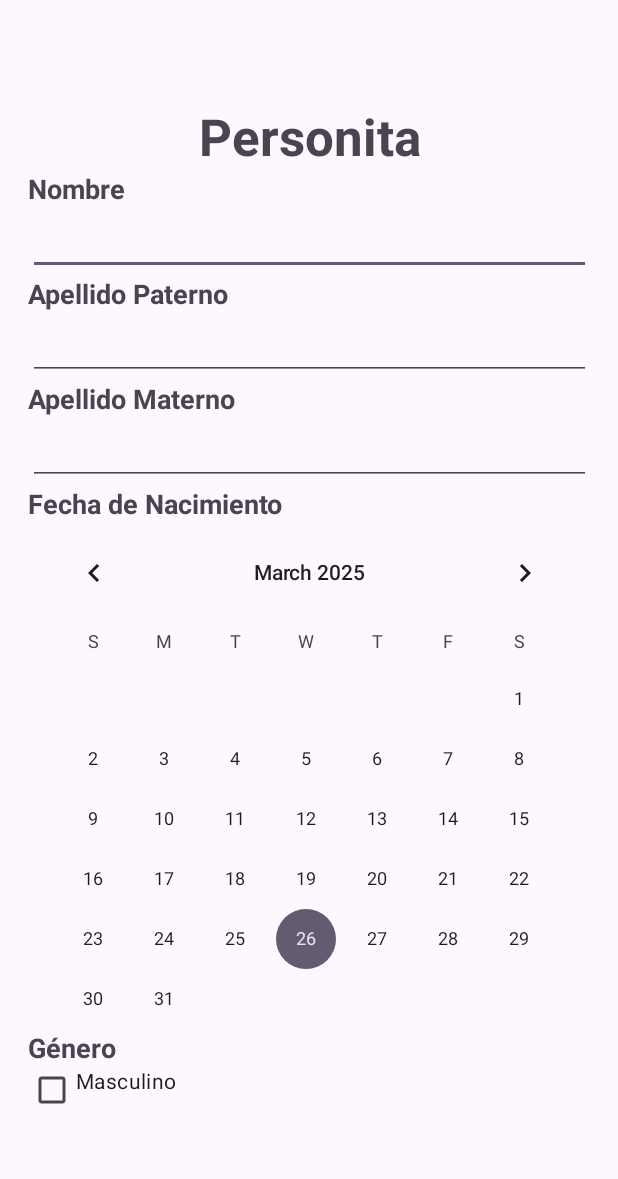
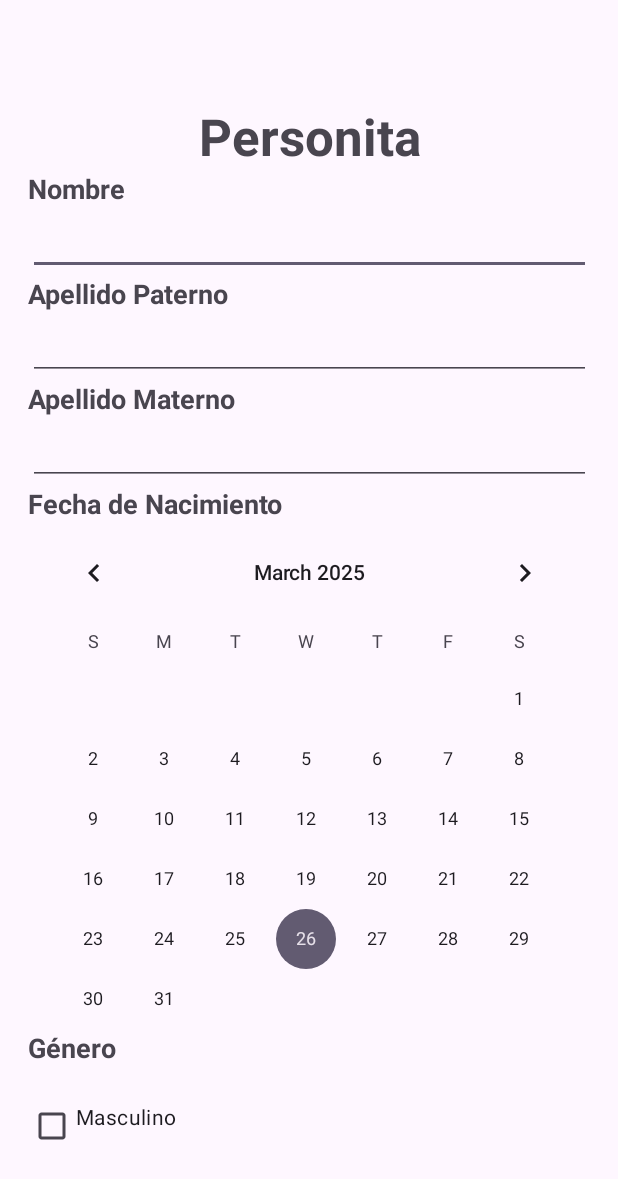
Before and after one commit to NovaNecros/CapacitacionFinantechKotlin, an Android app: the screen it shows after launch (MainActivity), on a phone screen of 412 x 824 dp. Shown: the top 1179 px of the screen. Run offline under Robolectric (Android 15) with nearby library versions, the phone set to English and light mode, and no system bars; 12 statements that could not run were skipped.

Commit message:
Dejé un poco de espacio entre el título género y las checkboxes en el scrollview.

```diff
--- a/app/src/main/res/layout/activity_main.xml
+++ b/app/src/main/res/layout/activity_main.xml
@@ -111,7 +111,8 @@
                     android:layout_height="wrap_content"
                     android:text="@string/gender"
                     android:textStyle="bold"
-                    android:textSize="18sp"/>
+                    android:textSize="18sp"
+                    android:layout_marginBottom="24dp"/>
                 <CheckBox
                     android:id="@+id/masculino"
                     android:layout_width="match_parent"
```
